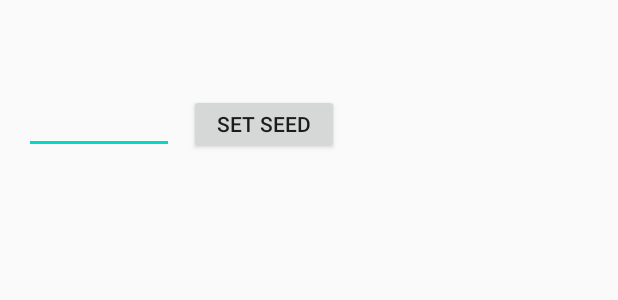
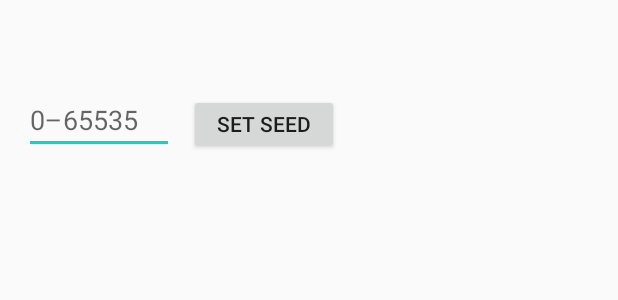
Before and after one commit to koiking213/PuyoBaseSimulator, an Android app: the layout fragment_home.xml on its own in the app's theme, with its tools: preview values and no code run, on a phone screen of 412 x 824 dp. Shown: the part 447-747 px from the top of the screen. Run offline under Robolectric (Android 15) with nearby library versions, the phone set to English and light mode, and no system bars.

Commit message:
現在のシード値を表示

```diff
--- a/app/src/main/java/com/example/puyo_base_simulator/ui/home/HomeContract.java
+++ b/app/src/main/java/com/example/puyo_base_simulator/ui/home/HomeContract.java
@@ -25,6 +25,7 @@ public interface HomeContract {
         void enableAllButtons();
 
         int getSpecifiedSeed();
+        void setSeedText(int seed);
     }
     interface Presenter {
         void rotateLeft();
--- a/app/src/main/java/com/example/puyo_base_simulator/ui/home/HomeFragment.java
+++ b/app/src/main/java/com/example/puyo_base_simulator/ui/home/HomeFragment.java
@@ -15,6 +15,7 @@ import com.example.puyo_base_simulator.R;
 import java.util.Arrays;
 import java.util.Collections;
 import java.util.List;
+import java.util.Locale;
 
 import androidx.annotation.NonNull;
 import androidx.fragment.app.Fragment;
@@ -210,6 +211,11 @@ public class HomeFragment extends Fragment implements HomeContract.View {
         return Integer.parseInt(editText.getText().toString());
     }
 
+    public void setSeedText(int seed) {
+        TextView view = mActivity.findViewById(R.id.textViewSeed);
+        view.setText(String.format(Locale.JAPAN, "seed: %d", seed));
+    }
+
     public void drawField(final Field field) {
         for (int i=1; i<14; i++) {
             for (int j=1; j<7; j++) {
--- a/app/src/main/java/com/example/puyo_base_simulator/ui/home/HomePresenter.java
+++ b/app/src/main/java/com/example/puyo_base_simulator/ui/home/HomePresenter.java
@@ -53,6 +53,7 @@ public class HomePresenter implements HomeContract.Presenter {
         fieldStack.clear();
         mView.disableUndoButton();
         mView.disableRedoButton();
+        mView.setSeedText(tsumoController.seed);
         mView.update(currentField, tsumoController.makeTsumoInfo());
     }
 
--- a/app/src/main/res/layout/fragment_home.xml
+++ b/app/src/main/res/layout/fragment_home.xml
@@ -22,7 +22,7 @@
         android:id="@+id/nextPuyoLayout"
         android:layout_width="40dp"
         android:layout_height="80dp"
-        android:layout_marginStart="20dp"
+        android:layout_marginStart="10dp"
         android:layout_marginTop="5dp"
         app:columnCount="2"
         app:rowCount="4"
@@ -189,8 +189,10 @@
         android:layout_marginTop="10dp"
         android:layout_marginEnd="3dp"
         android:inputType="numberSigned"
+        android:hint="@string/seed_hint"
         app:layout_constraintTop_toBottomOf="@id/fieldLayout"
-        app:layout_constraintStart_toStartOf="parent">
+        app:layout_constraintStart_toStartOf="parent"
+        android:importantForAutofill="no">
     </EditText>
 
     <Button
@@ -208,4 +210,14 @@
     </Button>
 
 
+    <TextView
+        android:id="@+id/textViewSeed"
+        android:layout_width="wrap_content"
+        android:layout_height="wrap_content"
+        android:layout_marginEnd="10dp"
+        app:layout_constraintTop_toTopOf="parent"
+        app:layout_constraintEnd_toEndOf="parent">
+    </TextView>
+
+
 </androidx.constraintlayout.widget.ConstraintLayout>
--- a/app/src/main/res/values/strings.xml
+++ b/app/src/main/res/values/strings.xml
@@ -13,4 +13,6 @@
     <string name="redo">redo</string>
     <string name="load">load</string>
     <string name="set_seed">SET SEED</string>
+    <string name="current_seed">seed:</string>
+    <string name="seed_hint">0–65535</string>
 </resources>
```
